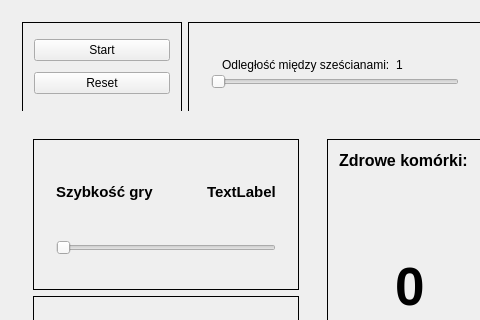
Above: Nora3D/nora3d.ui from Bar-Lat/Nora3D before the change; both pictures show x 0 to 480 and y 0 to 320 of the 856 by 793 pixel window. Below: the same form after it.
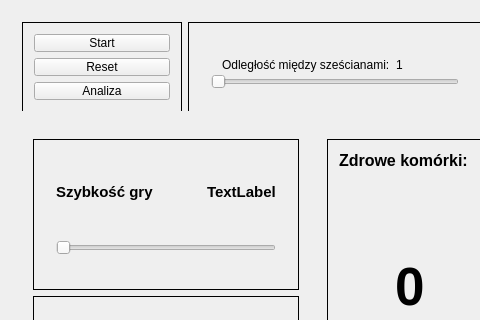
That is the form after the change.

Commit message: new file:   Nora3D/AnalyticsWindow.cpp 	new file:   Nora3D/AnalyticsWindow.h 	new file:   Nora3D/DatabaseManager.cpp 	new file:   Nora3D/DatabaseManager.h 	modified:   Nora3D/Nora3D.vcxproj 	modified:   Nora3D/Nora3D.vcxproj.filters 	modified:   Nora3D/nora3d.cpp 	modified:   Nora3D/nora3d.h 	modified:   Nora3D/nora3d.ui 	new file:   Nora3D/qcustomplot.cpp 	new file:   Nora3D/qcustomplot.h 	new file:   Nora3D/simulation_data.db

Patch:
```diff
--- a/Nora3D/nora3d.ui
+++ b/Nora3D/nora3d.ui
@@ -80,6 +80,13 @@
             </property>
            </widget>
           </item>
+          <item>
+           <widget class="QPushButton" name="showAnalyticsButton">
+            <property name="text">
+             <string>Analiza</string>
+            </property>
+           </widget>
+          </item>
          </layout>
         </widget>
        </item>
```
The commit also changes 11 other files.
